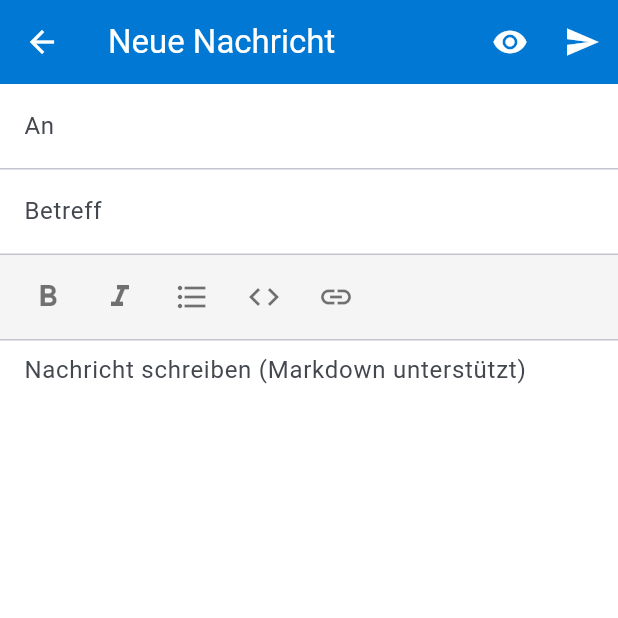
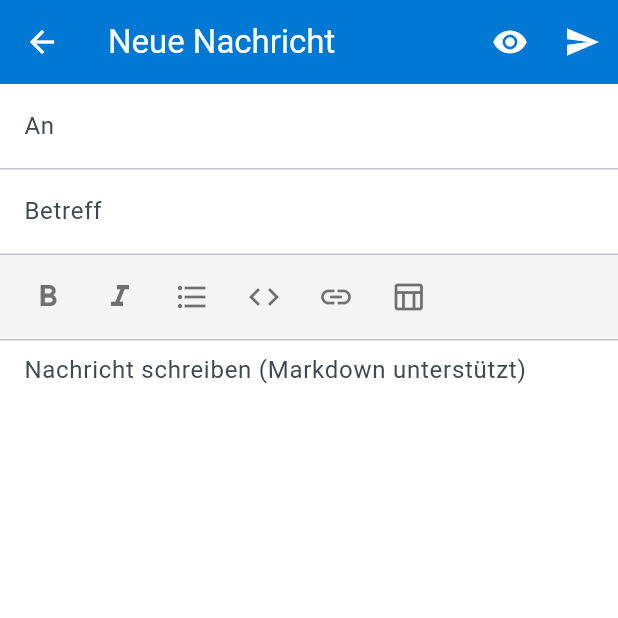
Before and after one commit to roberthoferzuerich-alt/mail-clone, a Flutter app: the screen it shows after launch, in the side drawer, after a tap on the "edit" icon, on a phone screen of 412 x 824 dp, the top half of it. Run offline on Flutter 3.47's test engine with Material 3 defaults, Android fonts, the phone set to English and light mode, and no system bars; our stand-ins replace flutter_markdown; network calls fail.

Commit message:
Add Table generator button to Markdown toolbar

```diff
--- a/lib/main.dart
+++ b/lib/main.dart
@@ -946,7 +946,10 @@ class _ComposeEmailScreenState extends State<ComposeEmailScreen> {
                 child: Row(
                   children: [
                     IconButton(
-                      icon: const Icon(Icons.format_bold, color: Colors.black54),
+                      icon: const Icon(
+                        Icons.format_bold,
+                        color: Colors.black54,
+                      ),
                       onPressed: () => _insertMarkdown('**', '**'),
                       tooltip: 'Fett',
                     ),
@@ -976,6 +979,13 @@ class _ComposeEmailScreenState extends State<ComposeEmailScreen> {
                       onPressed: () => _insertMarkdown('[', '](url)'),
                       tooltip: 'Link',
                     ),
+                    IconButton(
+                      icon: const Icon(Icons.table_chart_outlined, color: Colors.black54),
+                      onPressed: () => _insertMarkdown(
+                        '\n| Kopf 1 | Kopf 2 | Kopf 3 |\n| :--- | :--- | :--- |\n| Wert 1 | Wert 2 | Wert 3 |\n| Wert 4 | Wert 5 | Wert 6 |\n',
+                      ),
+                      tooltip: 'Tabelle',
+                    ),
                   ],
                 ),
               ),
@@ -1003,7 +1013,8 @@ class _ComposeEmailScreenState extends State<ComposeEmailScreen> {
                       child: TextFormField(
                         controller: _bodyController,
                         decoration: const InputDecoration(
-                          hintText: 'Nachricht schreiben (Markdown unterstützt)',
+                          hintText:
+                              'Nachricht schreiben (Markdown unterstützt)',
                           border: InputBorder.none,
                         ),
                         maxLines: null,
```
